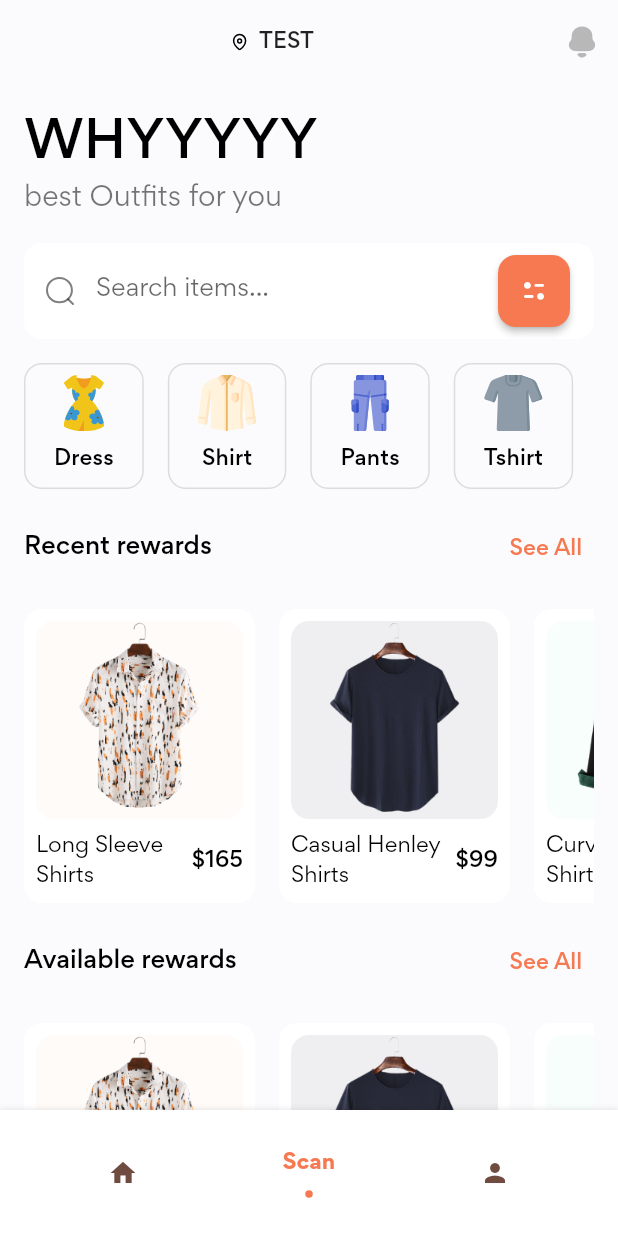
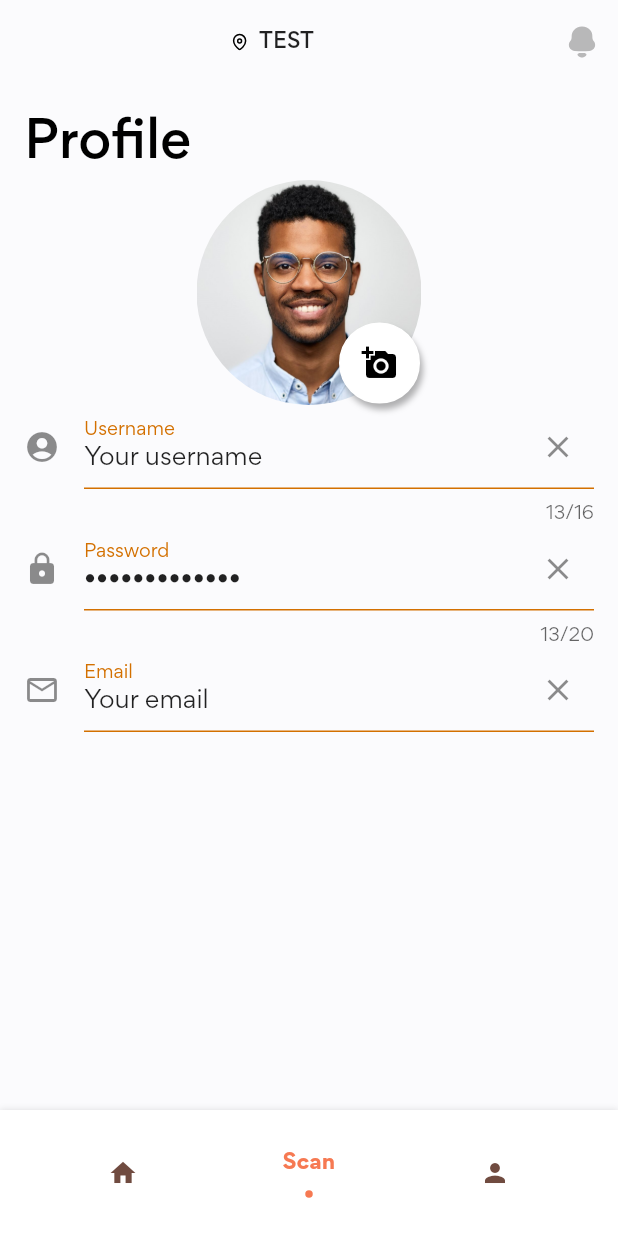
Before and after one commit to HidanZZ/AdZone, a Flutter app: the screen it shows after launch, item 2 of the bottom bar chosen, on a phone screen of 412 x 824 dp. Run offline on Flutter 3.47's test engine with Material 2 defaults, Android fonts, the phone set to English and light mode, and no system bars; drawn by our look-alikes of flashy_tab_bar2; our stand-ins replace flutter_svg.

Commit message:
added userprofile

```diff
--- /dev/null
+++ b/lib/screens/home/components/user_profile.dart
@@ -0,0 +1,118 @@
+import 'package:flutter/material.dart';
+
+class ProfilePage extends StatelessWidget {
+  const ProfilePage({
+    Key? key,
+  }) : super(key: key);
+
+  @override
+  Widget build(BuildContext context) {
+    return Column(
+      crossAxisAlignment: CrossAxisAlignment.stretch,
+      children: [
+        Center(
+          child: Stack(
+            children: [
+              Container(
+                width: 150,
+                height: 150,
+                decoration: const BoxDecoration(
+                  shape: BoxShape.circle,
+                  image: DecorationImage(
+                    image: AssetImage('assets/images/profile.jpg'),
+                  ),
+                ),
+              ),
+              Positioned(
+                bottom: 1,
+                right: 1,
+                child: Container(
+                  child: Padding(
+                    padding: const EdgeInsets.all(2.0),
+                    child: IconButton(
+                        icon: const Icon(Icons.add_a_photo),
+                        onPressed: () {},
+                        color: Colors.black),
+                  ),
+                  decoration: BoxDecoration(
+                      border: Border.all(
+                        color: Colors.white,
+                      ),
+                      borderRadius: const BorderRadius.all(
+                        Radius.circular(
+                          50,
+                        ),
+                      ),
+                      color: Colors.white,
+                      boxShadow: [
+                        BoxShadow(
+                          offset: const Offset(2, 4),
+                          color: Colors.black.withOpacity(
+                            0.3,
+                          ),
+                          blurRadius: 3,
+                        ),
+                      ]),
+                ),
+              ),
+            ],
+          ),
+        ),
+        TextFormField(
+          initialValue: 'Your username',
+          maxLength: 16,
+          decoration: InputDecoration(
+            icon: const Icon(Icons.account_circle_rounded),
+            labelText: 'Username',
+            labelStyle: const TextStyle(
+              color: Color.fromARGB(255, 211, 112, 0),
+            ),
+            suffixIcon: IconButton(
+              icon: const Icon(Icons.clear),
+              onPressed: () {},
+            ),
+            enabledBorder: const UnderlineInputBorder(
+              borderSide: BorderSide(color: Color.fromARGB(255, 211, 112, 0)),
+            ),
+          ),
+        ),
+        TextFormField(
+          initialValue: 'Your password',
+          maxLength: 20,
+          obscureText: true,
+          decoration: InputDecoration(
+            icon: const Icon(Icons.lock),
+            labelText: 'Password',
+            labelStyle: const TextStyle(
+              color: Color.fromARGB(255, 211, 112, 0),
+            ),
+            suffixIcon: IconButton(
+              icon: const Icon(Icons.clear),
+              onPressed: () {},
+            ),
+            enabledBorder: const UnderlineInputBorder(
+              borderSide: BorderSide(color: Color.fromARGB(255, 211, 112, 0)),
+            ),
+          ),
+        ),
+        TextFormField(
+          initialValue: 'Your email',
+          decoration: InputDecoration(
+            icon: const Icon(Icons.mail_outline),
+            labelText: 'Email',
+            labelStyle: const TextStyle(
+              color: Color.fromARGB(255, 211, 112, 0),
+            ),
+            suffixIcon: IconButton(
+              icon: const Icon(Icons.clear),
+              onPressed: () {},
+            ),
+            enabledBorder: const UnderlineInputBorder(
+              borderSide: BorderSide(color: Color.fromARGB(255, 211, 112, 0)),
+            ),
+          ),
+        ),
+      ],
+    );
+  }
+}
--- a/lib/screens/home/test.dart
+++ b/lib/screens/home/test.dart
@@ -1,6 +1,7 @@
 import 'package:flutter/material.dart';
 import 'package:flutter_svg/flutter_svg.dart';
 import 'package:stylish/constants.dart';
+import 'package:stylish/screens/home/components/user_profile.dart';
 import 'components/categories.dart';
 import 'components/new_arrival_products.dart';
 import 'components/popular_products.dart';
@@ -42,23 +43,13 @@ class Test extends StatelessWidget {
             crossAxisAlignment: CrossAxisAlignment.start,
             children: [
               Text(
-                "WHYYYYY",
+                "Profile",
                 style: Theme.of(context)
                     .textTheme
                     .headline4!
                     .copyWith(fontWeight: FontWeight.w500, color: Colors.black),
               ),
-              const Text(
-                "best Outfits for you",
-                style: TextStyle(fontSize: 18),
-              ),
-              const Padding(
-                padding: EdgeInsets.symmetric(vertical: defaultPadding),
-                child: SearchForm(),
-              ),
-              const Categories(),
-              const NewArrivalProducts(),
-              const PopularProducts(),
+              const ProfilePage()
             ],
           ),
         ));
```
Also changed, not shown: assets/images/profile.jpg (added).
